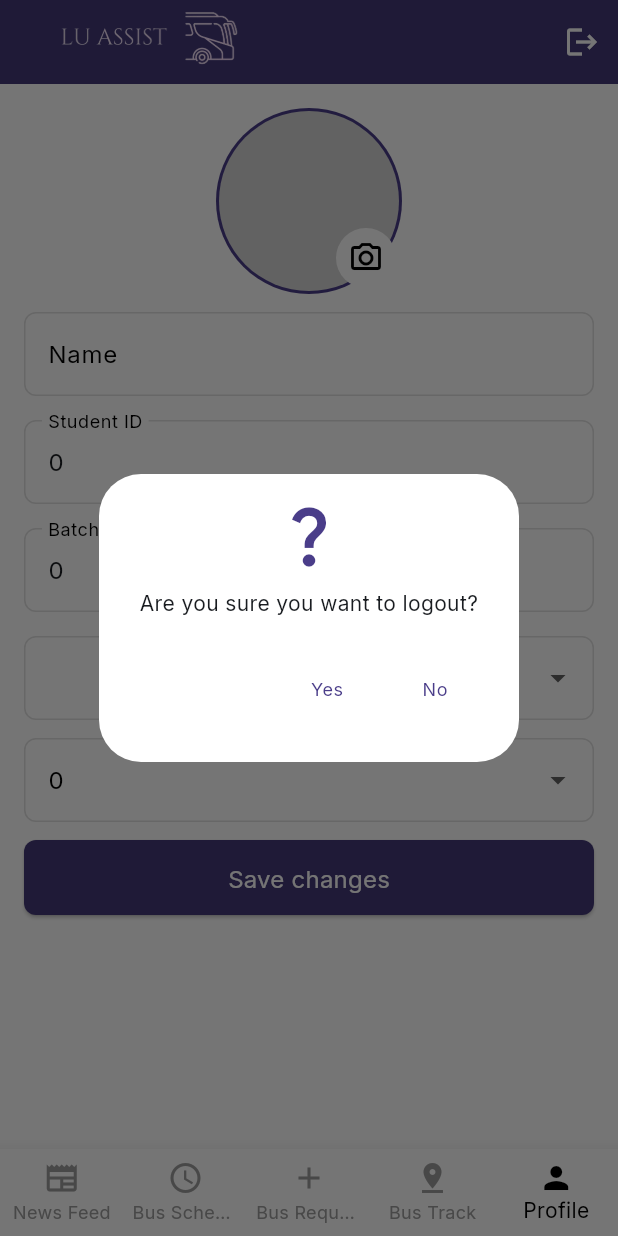
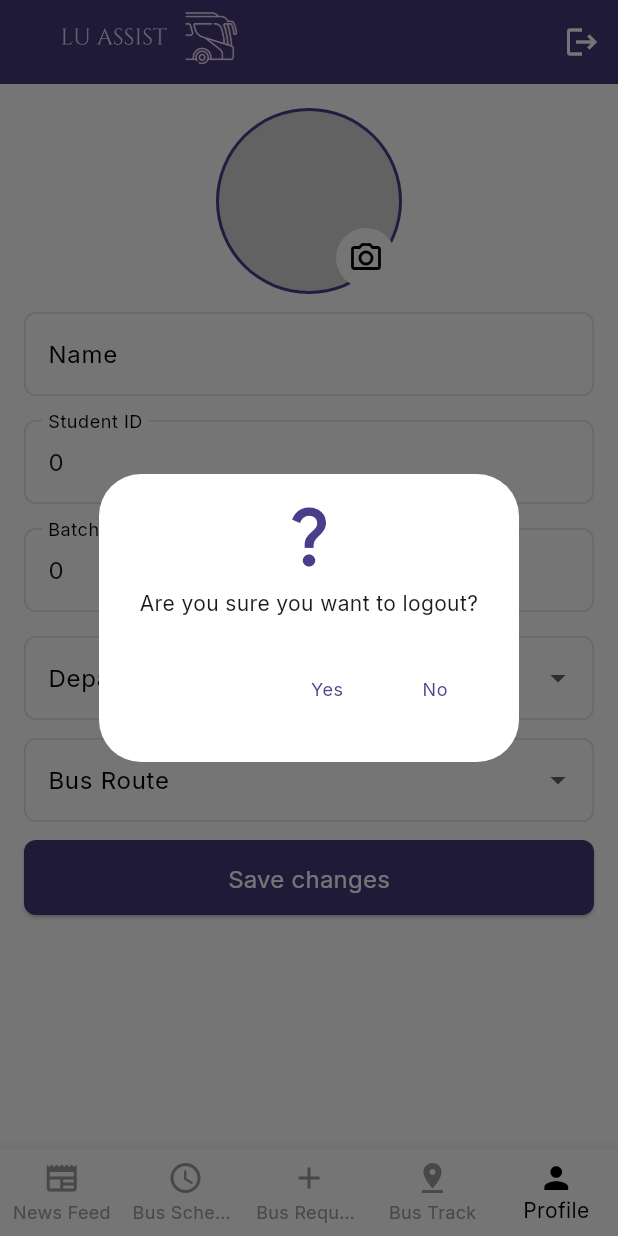
Before and after one commit to farhan-hasan/lu_assist, a Flutter app: the ProfileScreen screen opened by its route, after a tap on the "logout" icon, on a phone screen of 412 x 824 dp. Run offline on Flutter 3.47's test engine with Material 3 defaults, Android fonts, the phone set to English and light mode, and no system bars; drawn by our look-alikes of cached_network_image; our stand-ins replace bot_toast, cloud_firestore, dartz, dio, firebase_auth, firebase_core and 11 more; accounts and stored records are empty; generated files the repository leaves out were written again; network calls fail.

Commit message:
merge with rahim and shanto

```diff
--- a/lib/src/core/router/router.dart
+++ b/lib/src/core/router/router.dart
@@ -86,7 +86,7 @@ final goRouterProvider = Provider(
                     GoRoute(
                         path: TrackScreen.route,
                         builder: (context, state) {
-                          return RequestScreen();
+                          return TrackScreen();
                         }),
                   ]),
               StatefulShellBranch(
--- a/lib/src/features/bus_request/presentation/view/request_screen.dart
+++ b/lib/src/features/bus_request/presentation/view/request_screen.dart
@@ -8,13 +8,13 @@ class RequestScreen extends StatelessWidget {
   static setRoute() => '/request_screen';
   @override
   Widget build(BuildContext context) {
+    final screenSize = MediaQuery.of(context).size;
     return Scaffold(
       appBar: AppBar(
         backgroundColor: Color(0xFF433878),
         title: Image.asset(
-          'images/lu_assist_logo.png',
-          height: 50,
-
+          'assets/images/LU_Assist__LOGO.png',
+          height: screenSize.height * 0.20,
         ),
 
       ),
--- a/lib/src/features/bus_track/presentation/view/track_screen.dart
+++ b/lib/src/features/bus_track/presentation/view/track_screen.dart
@@ -9,7 +9,7 @@ class TrackScreen extends StatelessWidget {
   @override
   Widget build(BuildContext context) {
     return Scaffold(
-      body:Center(child: Text("REQUEST PAGE", style: context.headlineLarge?.copyWith(fontWeight: FontWeight.bold)),),
+      body:Center(child: Text("TRACK PAGE", style: context.headlineLarge?.copyWith(fontWeight: FontWeight.bold)),),
     );
   }
 }
--- a/lib/src/features/news_feed/presentation/view/news_feed_screen.dart
+++ b/lib/src/features/news_feed/presentation/view/news_feed_screen.dart
@@ -36,12 +36,13 @@ class _NewsFeedScreenState extends ConsumerState<NewsFeedScreen> {
 
   @override
   Widget build(BuildContext context) {
+    final screenSize = MediaQuery.of(context).size;
     return Scaffold(
       appBar: AppBar(
         backgroundColor: const Color(0xFF433878),
         title: Image.asset(
-          'images/lu_assist_logo.png',
-          height: 50,
+          'assets/images/LU_Assist__LOGO.png',
+          height: screenSize.height * 0.20,
         ),
       ),
       body: Column(
--- a/lib/src/features/onboarding/loadpage1.dart
+++ b/lib/src/features/onboarding/loadpage1.dart
@@ -15,7 +15,7 @@ class LoadPage1 extends StatelessWidget{
           children: [
             // Image or Icon
             Image.asset(
-              'assets/images/schedule_tt.png', // Replace with your asset image path
+              'assets/images/feed_tt.png', // Replace with your asset image path
               height: 400,
               width: 400,
             ),
--- a/lib/src/features/onboarding/loadpage3.dart
+++ b/lib/src/features/onboarding/loadpage3.dart
@@ -15,7 +15,7 @@ class LoadPage3 extends StatelessWidget{
           children: [
             // Image or Icon
             Image.asset(
-              'lib/images/schedule_tt.png', // Replace with your asset image path
+              'assets/images/track_tt.png', // Replace with your asset image path
               height: 400,
               width: 400,
             ),
--- a/lib/src/features/onboarding/loadpage4.dart
+++ b/lib/src/features/onboarding/loadpage4.dart
@@ -15,7 +15,7 @@ class LoadPage4 extends StatelessWidget{
           children: [
             // Image or Icon
             Image.asset(
-              'lib/images/request_tt.png', // Replace with your asset image path
+              'assets/images/request_tt.png', // Replace with your asset image path
               height: 400,
               width: 400,
             ),
--- a/lib/src/features/profile/presentation/view/profile_screen.dart
+++ b/lib/src/features/profile/presentation/view/profile_screen.dart
@@ -373,8 +373,9 @@ class _ProfileScreenState extends ConsumerState<ProfileScreen> {
                 // Department Dropdown
                 //_buildLabel("Department"),
                 DropdownButtonFormField<String>(
+                  value: profileController.userModel?.department,
                   decoration: InputDecoration(
-                    labelText: profileController.userModel?.department ?? "Department",
+                    labelText:"Department",
                     enabledBorder: OutlineInputBorder(
                       borderSide: BorderSide(color: Colors.grey.shade300),
                       // Border color when not selected
@@ -445,8 +446,9 @@ class _ProfileScreenState extends ConsumerState<ProfileScreen> {
                 // Bus Route Dropdown
                 //_buildLabel("Bus Route"),
                 DropdownButtonFormField<String>(
+                  value: profileController.userModel?.route.toString(),
                   decoration: InputDecoration(
-                    labelText: profileController.userModel?.route.toString() ?? "Bus Route",
+                    labelText: "Bus Route",
                     enabledBorder: OutlineInputBorder(
                       borderSide: BorderSide(color: Colors.grey.shade300),
                       // Border color when not selected
```
Also changed, not shown: lib/src/features/bus_schedule/presentation/view/schedule_screen.dart (+4 -3 lines), assets/images/DRBUS.png (renamed from images/DRBUS.png), images/login_graphics.png (deleted), images/lu_assist_logo.png (deleted), images/user_image.png (deleted).
